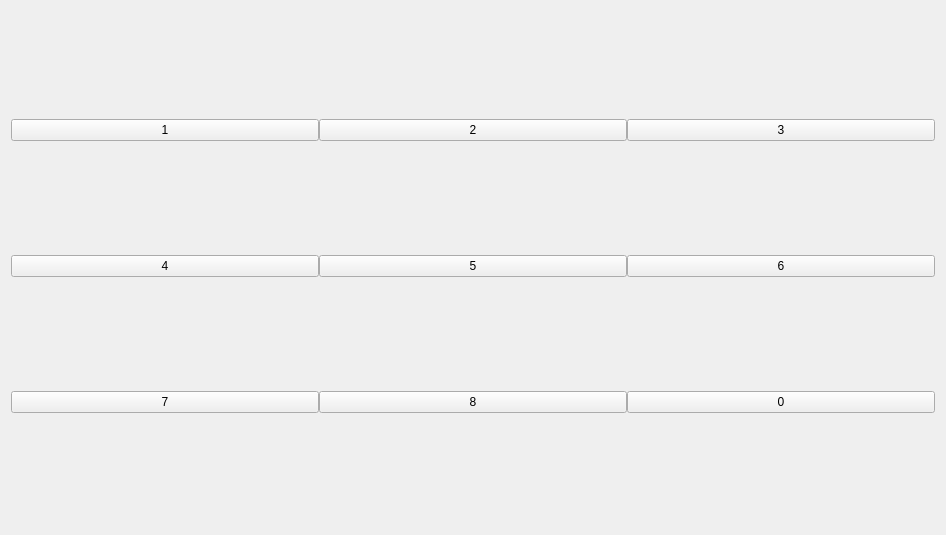
Above: game/GameScreen.ui from Szymon022/SlidingPuzzles before the change. Below: the same form after it.
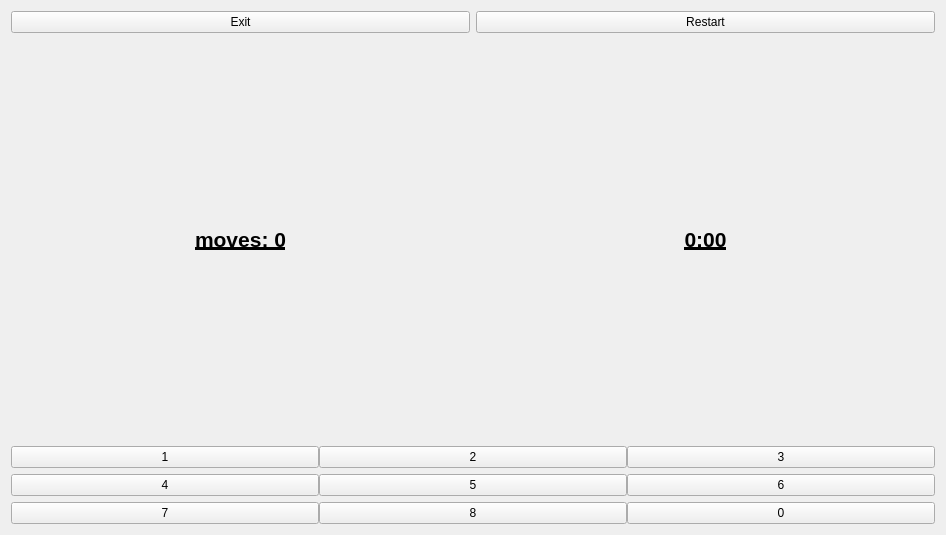
That is the form after the change.

Commit message: Feature/game screen (#2)

Diff of the .ui file:
```diff
--- a/game/GameScreen.ui
+++ b/game/GameScreen.ui
@@ -15,6 +15,72 @@
   </property>
   <layout class="QVBoxLayout" name="verticalLayout">
    <item>
+       <layout class="QVBoxLayout" name="verticalLayout_2">
+           <item>
+               <layout class="QHBoxLayout" name="horizontalLayout_4">
+                   <item>
+                       <widget class="QPushButton" name="navigateToMainMenuButton">
+                           <property name="text">
+                               <string>Exit</string>
+                           </property>
+                       </widget>
+                   </item>
+                   <item>
+                       <widget class="QPushButton" name="restartBoardButton">
+                           <property name="text">
+                               <string>Restart</string>
+                           </property>
+                       </widget>
+                   </item>
+               </layout>
+           </item>
+       </layout>
+   </item>
+      <item>
+          <layout class="QHBoxLayout" name="horizontalLayout_5">
+              <item>
+                  <widget class="QLabel" name="movesCounterLabel">
+                      <property name="minimumSize">
+                          <size>
+                              <width>0</width>
+                              <height>96</height>
+                          </size>
+                      </property>
+                      <property name="font">
+                          <font>
+                              <pointsize>16</pointsize>
+                              <bold>true</bold>
+                              <underline>true</underline>
+                          </font>
+                      </property>
+                      <property name="text">
+                          <string>moves: 0</string>
+                      </property>
+                      <property name="alignment">
+                          <set>Qt::AlignmentFlag::AlignCenter</set>
+                      </property>
+                  </widget>
+              </item>
+              <item>
+                  <widget class="QLabel" name="timerLabel">
+                      <property name="font">
+                          <font>
+                              <pointsize>16</pointsize>
+                              <bold>true</bold>
+                              <underline>true</underline>
+                          </font>
+                      </property>
+                      <property name="text">
+                          <string>0:00</string>
+                      </property>
+                      <property name="alignment">
+                          <set>Qt::AlignmentFlag::AlignCenter</set>
+                      </property>
+                  </widget>
+              </item>
+          </layout>
+   </item>
+      <item>
     <layout class="QHBoxLayout" name="horizontalLayout">
      <property name="spacing">
       <number>0</number>
```
The commit also changes 19 other files.
